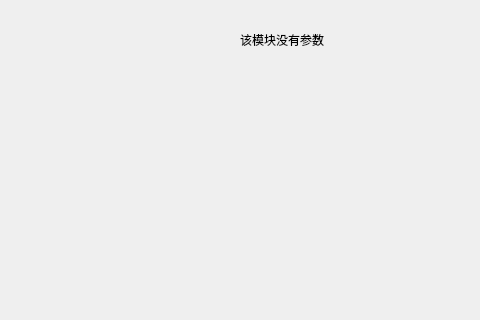
HuJingwen1211/MCISP, file Link_tab/dpc_tab.ui: the form before one commit; both pictures show x 300 to 780 and y 0 to 320 of the 780 by 469 pixel window.
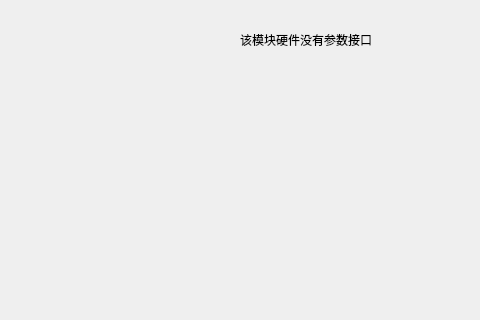
The form after the commit.

```diff
--- a/Link_tab/dpc_tab.ui
+++ b/Link_tab/dpc_tab.ui
@@ -24,7 +24,7 @@
      </rect>
     </property>
     <property name="text">
-     <string>该模块没有参数</string>
+     <string>该模块硬件没有参数接口</string>
     </property>
    </widget>
   </widget>
```
